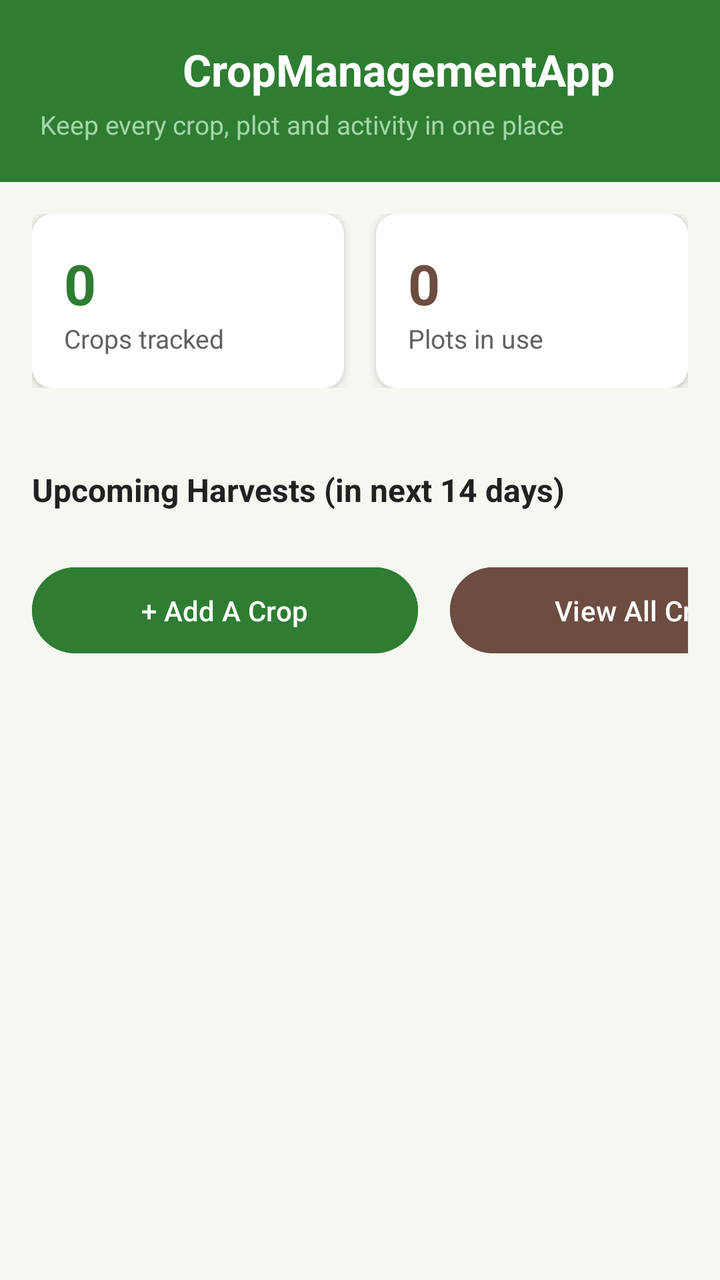
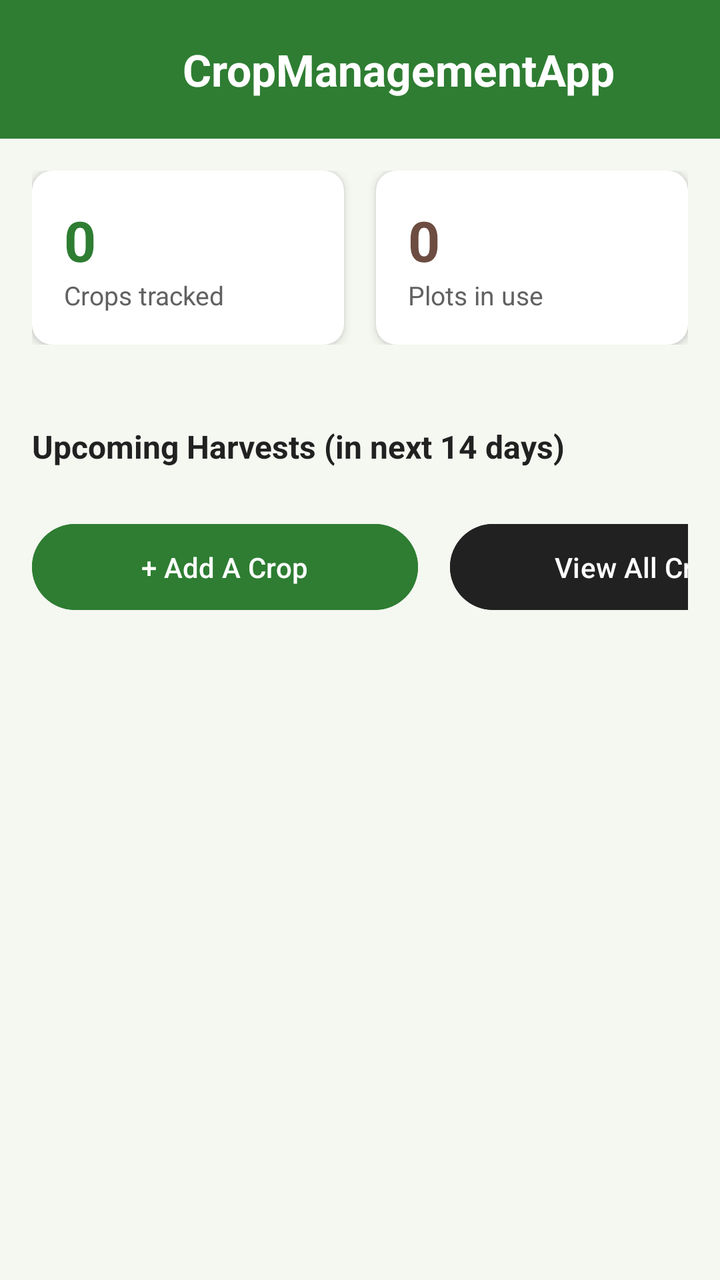

Screens rendered from an Android XML layout before and after an edit, with the pre-edit source and the edit as a unified diff.
<!-- AndroidManifest.xml: application theme Theme.CropManagementApp -->
<!-- res/layout/activity_main.xml -->
<?xml version="1.0" encoding="utf-8"?>
<ScrollView xmlns:android="http://schemas.android.com/apk/res/android"
    xmlns:app="http://schemas.android.com/apk/res-auto"
    android:layout_width="match_parent"
    android:layout_height="match_parent"
    android:background="@color/background_light"
    android:fillViewport="true">

    <LinearLayout
        android:layout_width="match_parent"
        android:layout_height="wrap_content"
        android:orientation="vertical">

        
        <LinearLayout
            android:layout_width="match_parent"
            android:layout_height="wrap_content"
            android:background="@color/green_primary"
            android:orientation="vertical"
            android:padding="20dp">

            <TextView
                android:layout_width="358dp"
                android:layout_height="wrap_content"
                android:text="@string/app_name"
                android:textColor="@color/white"
                android:textSize="22sp"
                android:textStyle="bold"
                android:textAlignment="center"/>

            <TextView
                android:layout_width="wrap_content"
                android:layout_height="wrap_content"
                android:layout_marginTop="4dp"
                android:text="Keep every crop, plot and activity in one place"
                android:textColor="@color/green_light"
                android:textSize="13sp" />
        </LinearLayout>

        
        <LinearLayout
            android:layout_width="match_parent"
            android:layout_height="wrap_content"
            android:orientation="horizontal"
            android:padding="16dp"
            android:weightSum="2">

            <androidx.cardview.widget.CardView
                android:layout_width="0dp"
                android:layout_height="wrap_content"
                android:layout_weight="1"
                android:layout_marginEnd="8dp"
                app:cardCornerRadius="10dp"
                app:cardElevation="3dp">

                <LinearLayout
                    android:layout_width="match_parent"
                    android:layout_height="wrap_content"
                    android:orientation="vertical"
                    android:padding="16dp">

                    <TextView
                        android:id="@+id/tvTotalCrops"
                        android:layout_width="wrap_content"
                        android:layout_height="wrap_content"
                        android:text="0"
                        android:textColor="@color/green_primary"
                        android:textSize="28sp"
                        android:textStyle="bold" />

                    <TextView
                        android:layout_width="wrap_content"
                        android:layout_height="wrap_content"
                        android:text="Crops tracked"
                        android:textColor="@color/text_secondary"
                        android:textSize="13sp" />
                </LinearLayout>
            </androidx.cardview.widget.CardView>

            <androidx.cardview.widget.CardView
                android:layout_width="0dp"
                android:layout_height="wrap_content"
                android:layout_weight="1"
                android:layout_marginStart="8dp"
                app:cardCornerRadius="10dp"
                app:cardElevation="3dp">

                <LinearLayout
                    android:layout_width="match_parent"
                    android:layout_height="wrap_content"
                    android:orientation="vertical"
                    android:padding="16dp">

                    <TextView
                        android:id="@+id/tvTotalPlots"
                        android:layout_width="wrap_content"
                        android:layout_height="wrap_content"
                        android:text="0"
                        android:textColor="@color/soil_brown"
                        android:textSize="28sp"
                        android:textStyle="bold" />

                    <TextView
                        android:layout_width="wrap_content"
                        android:layout_height="wrap_content"
                        android:text="Plots in use"
                        android:textColor="@color/text_secondary"
                        android:textSize="13sp" />
                </LinearLayout>
            </androidx.cardview.widget.CardView>
        </LinearLayout>

        
        <LinearLayout
            android:layout_width="match_parent"
            android:layout_height="wrap_content"
            android:orientation="vertical"
            android:paddingStart="16dp"
            android:paddingEnd="16dp">

        </LinearLayout>

        
        <TextView
            android:layout_width="wrap_content"
            android:layout_height="wrap_content"
            android:layout_marginStart="16dp"
            android:layout_marginTop="24dp"
            android:layout_marginBottom="8dp"
            android:text="Upcoming Harvests (in next 14 days)"
            android:textColor="@color/text_primary"
            android:textSize="16sp"
            android:textStyle="bold" />

        <androidx.recyclerview.widget.RecyclerView
            android:id="@+id/rvUpcomingHarvests"
            android:layout_width="match_parent"
            android:layout_height="wrap_content"
            android:layout_marginBottom="16dp"
            android:nestedScrollingEnabled="false"
            android:paddingStart="16dp"
            android:paddingEnd="16dp" />

        <TextView
            android:id="@+id/tvNoUpcoming"
            android:layout_width="match_parent"
            android:layout_height="wrap_content"
            android:layout_marginBottom="24dp"
            android:gravity="center"
            android:padding="16dp"
            android:text="No harvests due in the next 14 days."
            android:textColor="@color/text_secondary"
            android:visibility="gone" />

        <LinearLayout
            android:layout_width="match_parent"
            android:layout_height="wrap_content"
            android:orientation="horizontal"
            android:paddingStart="16dp"
            android:paddingEnd="16dp">


            <Button
                android:id="@+id/btnAddCrop"
                android:layout_width="193dp"
                android:layout_height="wrap_content"
                android:layout_marginBottom="10dp"
                android:backgroundTint="@color/green_primary"
                android:padding="12dp"
                android:text="+ Add A Crop"
                android:textColor="@color/white"
                android:layout_marginEnd="8dp"/>

            <Button
                android:id="@+id/btnViewCrops"
                android:layout_width="197dp"
                android:layout_height="wrap_content"
                android:backgroundTint="@color/soil_brown"
                android:padding="12dp"
                android:text="View All Crops"
                android:textColor="@color/white"
                android:layout_marginStart="8dp"/>
        </LinearLayout>

    </LinearLayout>
</ScrollView>
<!-- resources referenced by this layout -->
<resources>
  <color name="background_light">#F5F7F1</color>
  <color name="green_light">#A5D6A7</color>
  <color name="green_primary">#2E7D32</color>
  <color name="soil_brown">#6D4C41</color>
  <color name="text_primary">#212121</color>
  <color name="text_secondary">#616161</color>
  <color name="white">#FFFFFF</color>
  <string name="app_name">CropManagementApp</string>
  <style name="Theme.CropManagementApp" parent="Base.Theme.CropManagementApp" />
  <style name="Base.Theme.CropManagementApp" parent="Theme.Material3.DayNight.NoActionBar">
          
          
      </style>
</resources>

<!-- the commit's change to res/layout/activity_main.xml (unified diff, before → after) -->
@@ -28,13 +28,6 @@
                 android:textStyle="bold"
                 android:textAlignment="center"/>
 
-            <TextView
-                android:layout_width="wrap_content"
-                android:layout_height="wrap_content"
-                android:layout_marginTop="4dp"
-                android:text="Keep every crop, plot and activity in one place"
-                android:textColor="@color/green_light"
-                android:textSize="13sp" />
         </LinearLayout>
 
         
@@ -175,7 +168,7 @@
                 android:id="@+id/btnViewCrops"
                 android:layout_width="197dp"
                 android:layout_height="wrap_content"
-                android:backgroundTint="@color/soil_brown"
+                android:backgroundTint="@color/text_primary"
                 android:padding="12dp"
                 android:text="View All Crops"
                 android:textColor="@color/white"
<!-- resource entries referenced after the edit -->
@@ -1,7 +1,6 @@
 <!-- resources referenced by this layout -->
 <resources>
   <color name="background_light">#F5F7F1</color>
-  <color name="green_light">#A5D6A7</color>
   <color name="green_primary">#2E7D32</color>
   <color name="soil_brown">#6D4C41</color>
   <color name="text_primary">#212121</color>
